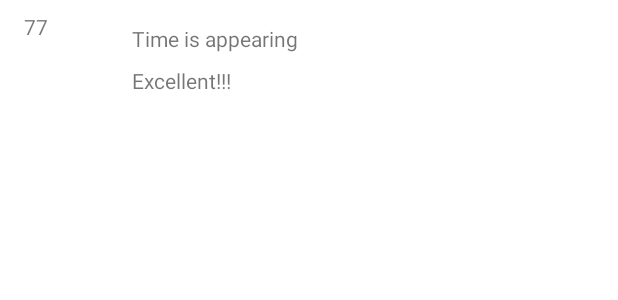
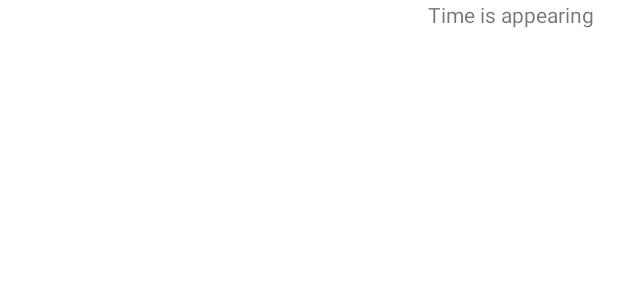
Before and after one commit to watarutower/LifelogApp, an Android app: the layout list_index_days.xml on its own in the app's theme, with its tools: preview values and no code run, on a phone screen of 412 x 824 dp. Shown: the top 300 px of the screen. Run offline under Robolectric (Android 15) with nearby library versions, the phone set to English and light mode, and no system bars.

Commit message:
too much error just saving

```diff
--- a/app/src/main/java/com/example/lifelogapp/BindingUtils.kt
+++ b/app/src/main/java/com/example/lifelogapp/BindingUtils.kt
@@ -28,6 +28,11 @@ fun TextView.setComment(item: Lifelog) {
 @BindingAdapter("logTimeFormatted")
 fun TextView.formatDaylogs(item: Lifelog?) {
     item?.let {
+        text = convertLongToDateString(item.submitTime)
+    }
+
+    @BindingAdapter("daysIndex")
+    fun TextView.setDays(item: Lifelog) {
         text = convertLongToDateString(item.submitTime)
     }
 }
--- a/app/src/main/java/com/example/lifelogapp/database/Lifelog.kt
+++ b/app/src/main/java/com/example/lifelogapp/database/Lifelog.kt
@@ -5,6 +5,8 @@ import androidx.room.Entity
 import androidx.room.PrimaryKey
 import org.w3c.dom.Text
 import java.time.LocalDateTime
+
+
 
 @Entity(tableName = "each_status_table")
 data class Lifelog(
--- a/app/src/main/java/com/example/lifelogapp/database/LifelogDao.kt
+++ b/app/src/main/java/com/example/lifelogapp/database/LifelogDao.kt
@@ -47,4 +47,7 @@ interface LifelogDao {
     fun getDayLogsList(): List<Lifelog>
 
 
+    @Query("select distinct date(substr(printf('%d',submit_time),1,10),'unixepoch','localtime')from each_status_table order BY statusId DESC")
+    fun getStatusByDay(): LiveData<List<String>>
+
 }
--- a/app/src/main/java/com/example/lifelogapp/ui/historyindex/HistoryIndexViewModel.kt
+++ b/app/src/main/java/com/example/lifelogapp/ui/historyindex/HistoryIndexViewModel.kt
@@ -10,7 +10,9 @@ class HistoryIndexViewModel(dataSource: LifelogDao,
                             application: Application) : ViewModel() {
     val database = dataSource
 
-    val dayLogs = database.getDayLogs()
+//    val dayLogs = database.getDayLogs()
+
+    val dayIndex = database.getDayLogsList()
 
 
     private val _navigateToHistoryDetail = MutableLiveData<Long>()
--- a/app/src/main/res/layout/list_index_days.xml
+++ b/app/src/main/res/layout/list_index_days.xml
@@ -17,18 +17,18 @@
     android:layout_height="wrap_content"
     android:onClick="@{() -> clickListener.onClick(daystatus)}">
 
-        <TextView
-            android:id="@+id/quality_image"
-            android:layout_width="@dimen/icon_size"
-            android:layout_height="60dp"
-            android:layout_marginStart="16dp"
-            android:layout_marginTop="8dp"
-            android:layout_marginBottom="8dp"
-            app:layout_constraintBottom_toBottomOf="parent"
-            app:layout_constraintStart_toStartOf="parent"
-            app:layout_constraintTop_toTopOf="parent"
-            app:newCondition="@{daystatus}"
-            tools:text="77" />
+<!--        <TextView-->
+<!--            android:id="@+id/quality_image"-->
+<!--            android:layout_width="@dimen/icon_size"-->
+<!--            android:layout_height="60dp"-->
+<!--            android:layout_marginStart="16dp"-->
+<!--            android:layout_marginTop="8dp"-->
+<!--            android:layout_marginBottom="8dp"-->
+<!--            app:layout_constraintBottom_toBottomOf="parent"-->
+<!--            app:layout_constraintStart_toStartOf="parent"-->
+<!--            app:layout_constraintTop_toTopOf="parent"-->
+<!--            app:newCondition="@{daystatus}"-->
+<!--            tools:text="77" />-->
 
         <TextView
             android:id="@+id/sleep_length"
@@ -41,19 +41,19 @@
             app:layout_constraintStart_toEndOf="@+id/quality_image"
             app:layout_constraintTop_toTopOf="@+id/quality_image"
             tools:text="Time is appearing"
-            app:submitTime="@{daystatus}"/>
+            app:daysIndex="@{daystatus}"/>
 
-        <TextView
-            android:id="@+id/quality_string"
-            android:layout_width="0dp"
-            android:layout_height="20dp"
-            android:layout_marginTop="8dp"
-            app:layout_constraintEnd_toEndOf="@+id/sleep_length"
-            app:layout_constraintHorizontal_bias="0.0"
-            app:layout_constraintStart_toStartOf="@+id/sleep_length"
-            app:layout_constraintTop_toBottomOf="@+id/sleep_length"
-            tools:text="Excellent!!!"
-            app:newComment="@{daystatus}"/>
+<!--        <TextView-->
+<!--            android:id="@+id/quality_string"-->
+<!--            android:layout_width="0dp"-->
+<!--            android:layout_height="20dp"-->
+<!--            android:layout_marginTop="8dp"-->
+<!--            app:layout_constraintEnd_toEndOf="@+id/sleep_length"-->
+<!--            app:layout_constraintHorizontal_bias="0.0"-->
+<!--            app:layout_constraintStart_toStartOf="@+id/sleep_length"-->
+<!--            app:layout_constraintTop_toBottomOf="@+id/sleep_length"-->
+<!--            tools:text="Excellent!!!"-->
+<!--            app:newComment="@{daystatus}"/>-->
 </androidx.constraintlayout.widget.ConstraintLayout>
 
 </layout>
```
Also changed, not shown: 1 other file.
